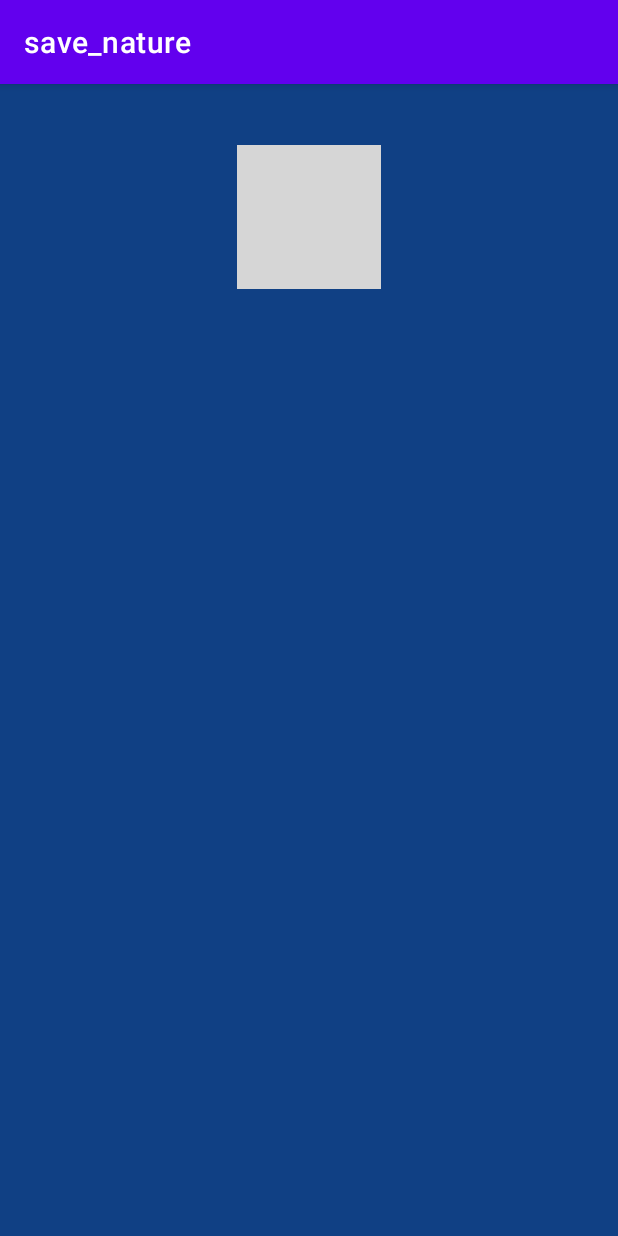
After one commit to IT20002206/UEE, an Android app: the Burger_Menu screen opened directly, with no data from a screen before it, on a phone screen of 412 x 824 dp. The commit adds this screen. Run offline under Robolectric (Android 15) with nearby library versions, the light colour scheme and no system bars; grey boxes are pictures that could not be loaded.

Commit message:
burger button initial page created

```diff
--- /dev/null
+++ b/app/src/main/java/com/example/myapplication/Burger_Menu.java
@@ -0,0 +1,14 @@
+package com.example.myapplication;
+
+import androidx.appcompat.app.AppCompatActivity;
+
+import android.os.Bundle;
+
+public class Burger_Menu extends AppCompatActivity {
+
+    @Override
+    protected void onCreate(Bundle savedInstanceState) {
+        super.onCreate(savedInstanceState);
+        setContentView(R.layout.activity_burger_menu);
+    }
+}
--- /dev/null
+++ b/app/src/main/res/layout/activity_burger_menu.xml
@@ -0,0 +1,23 @@
+<?xml version="1.0" encoding="utf-8"?>
+<androidx.constraintlayout.widget.ConstraintLayout xmlns:android="http://schemas.android.com/apk/res/android"
+    xmlns:app="http://schemas.android.com/apk/res-auto"
+    xmlns:tools="http://schemas.android.com/tools"
+    android:layout_width="match_parent"
+    android:layout_height="match_parent"
+    tools:context=".Burger_Menu"
+    android:background="@color/loght_blue">
+
+    <ImageButton
+        android:id="@+id/imageButton12"
+        android:layout_width="wrap_content"
+        android:layout_height="wrap_content"
+        android:background="@null"
+        app:layout_constraintBottom_toBottomOf="parent"
+        app:layout_constraintEnd_toEndOf="parent"
+        app:layout_constraintStart_toStartOf="parent"
+        app:layout_constraintTop_toTopOf="parent"
+        app:layout_constraintVertical_bias="0.061"
+        app:srcCompat="@drawable/cross"
+        />
+
+</androidx.constraintlayout.widget.ConstraintLayout>
```
Also changed, not shown: app/src/main/AndroidManifest.xml (+7 -0 lines), app/src/main/java/com/example/myapplication/Login.java (+38 -0 lines), app/src/main/java/com/example/myapplication/MainActivity.java (+16 -0 lines), app/src/main/res/layout/activity_login.xml (+26 -27 lines), app/src/main/res/layout/activity_news_home.xml (+10 -0 lines).
